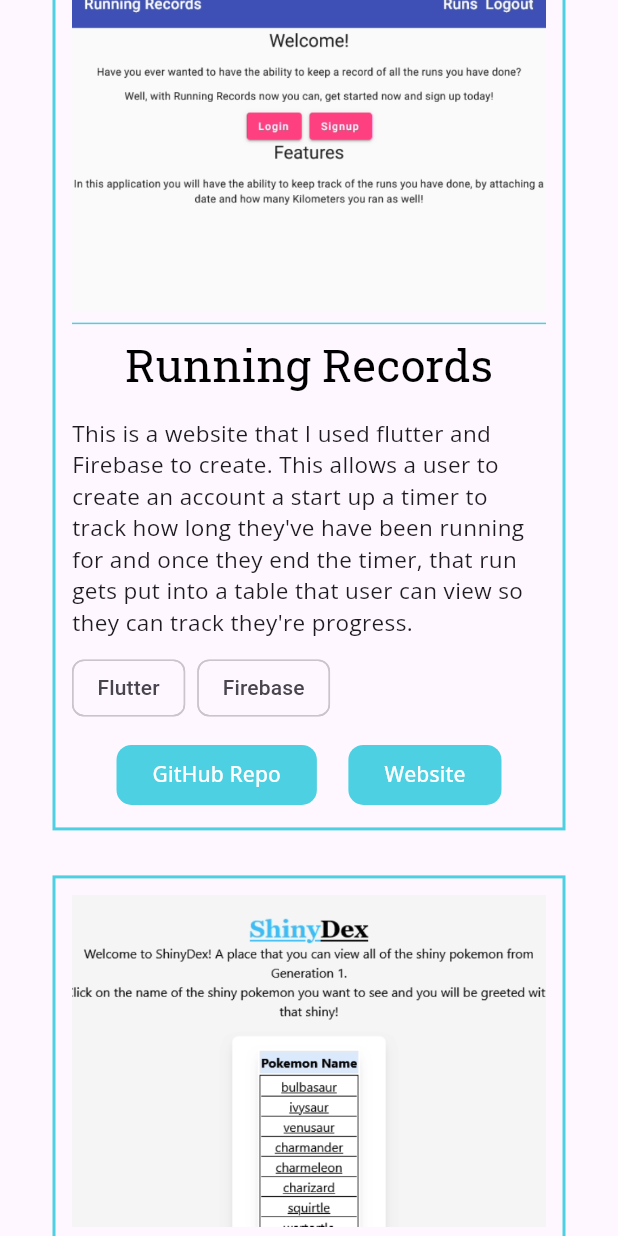
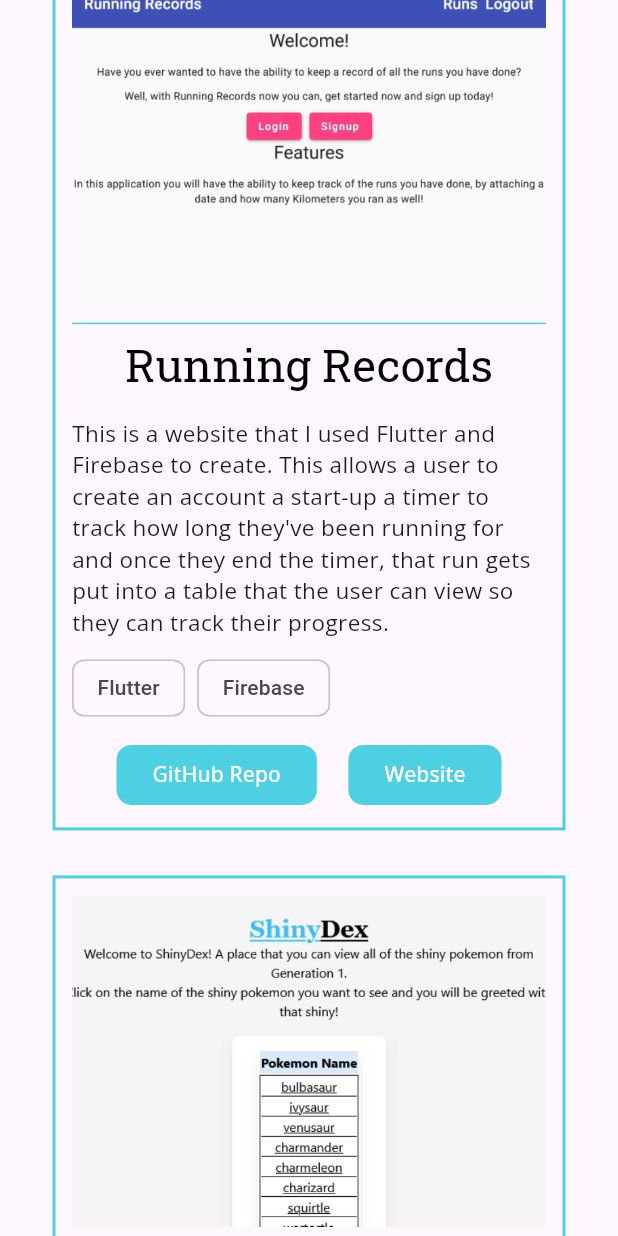
Before and after one commit to Osama-cs/PersonalPortfolio, a Flutter app: the screen it shows after launch, scrolled down 1152 dp, on a phone screen of 412 x 824 dp. Run offline on Flutter 3.47's test engine with Material 3 defaults, Android fonts, the phone set to English and light mode, and no system bars; our stand-ins replace after_layout, auto_size_text, font_awesome_flutter, google_fonts, responsive_builder.

Commit message:
Changed some grammatical errors in the description texts.

```diff
--- a/lib/project/project_page.dart
+++ b/lib/project/project_page.dart
@@ -43,7 +43,7 @@ final kWebProjectItems = [
     image: 'images/Running_records_pic.png',
     title: 'Running Records',
     description:
-        "This is a website that I used flutter and Firebase to create. This allows a user to create an account a start up a timer to track how long they've have been running for and once they end the timer, that run gets put into a table that user can view so they can track they're progress.",
+        "This is a website that I used Flutter and Firebase to create. This allows a user to create an account a start-up a timer to track how long they've been running for and once they end the timer, that run gets put into a table that the user can view so they can track their progress.",
     techUsed: [
       'Flutter',
       'Firebase',
@@ -97,7 +97,7 @@ final kWebProjectItems = [
     image: 'images/Shiny_dex_pic.png',
     title: "ShinyDex",
     description:
-        "This is a website that uses Remix and the PokeAPI that let's you see each of the shiny pokemon across the pokemon games!",
+        "This is a website that uses Remix and the PokeAPI that lets you see each of the shiny Pokémon across the Pokémon games!",
     techUsed: [
       'Remix',
       'PokeAPI',
```
Also changed, not shown: 1 other file.
